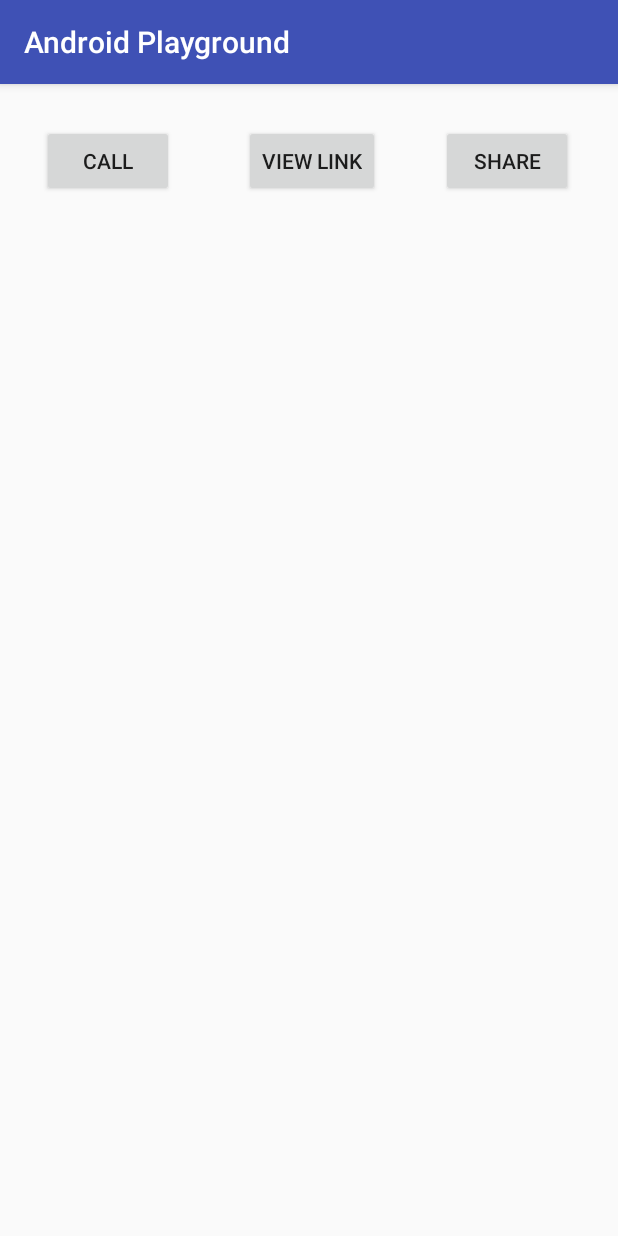
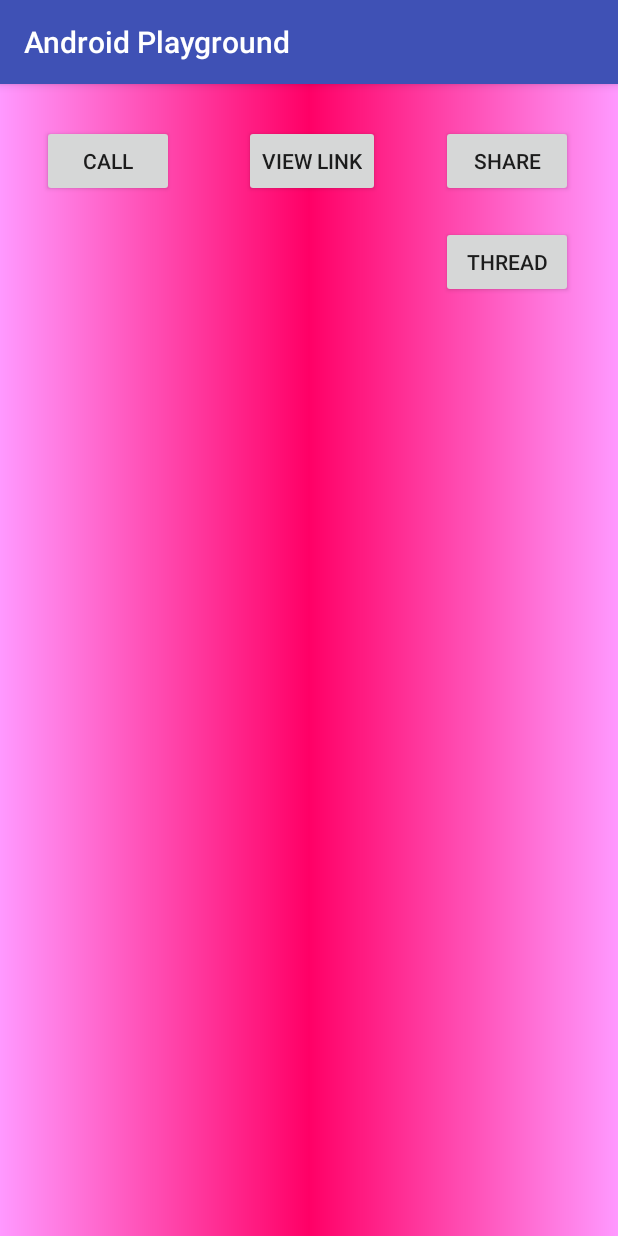
Before and after one commit to dilipkumar4813/Android-Playground, an Android app: the OthersActivity screen opened directly, with no data from a screen before it, on a phone screen of 412 x 824 dp. Run offline under Robolectric (Android 15) with nearby library versions, the phone set to English and light mode, and no system bars.

Commit message:
Threading in android

```diff
--- a/app/src/main/AndroidManifest.xml
+++ b/app/src/main/AndroidManifest.xml
@@ -3,6 +3,8 @@
     package="com.playground.dilip.androidplayground">
 
     <uses-permission android:name="android.permission.CALL_PHONE" />
+    <uses-permission android:name="android.permission.INTERNET" />
+    <uses-permission android:name="android.permission.WRITE_EXTERNAL_STORAGE" />
 
     <application
         android:allowBackup="true"
--- /dev/null
+++ b/app/src/main/res/drawable/gradient_background.xml
@@ -0,0 +1,9 @@
+<?xml version="1.0" encoding="utf-8"?>
+<shape xmlns:android="http://schemas.android.com/apk/res/android">
+
+    <gradient
+        android:angle="0"
+        android:centerColor="#FF0066"
+        android:endColor="#FF99FF"
+        android:startColor="#FF99FF" />
+</shape>
--- a/app/src/main/res/layout-land/activity_others.xml
+++ b/app/src/main/res/layout-land/activity_others.xml
@@ -5,16 +5,50 @@
     android:id="@+id/activity_others"
     android:layout_width="match_parent"
     android:layout_height="match_parent"
-    tools:context="com.playground.dilip.androidplayground.OthersActivity">
+    tools:context="com.playground.dilip.androidplayground.OthersActivity"
+    android:background="@drawable/gradient_background">
 
     <Button
         android:text="Call"
         android:layout_width="wrap_content"
         android:layout_height="wrap_content"
         android:id="@+id/button_call_number"
-        android:layout_marginStart="16dp"
+        android:layout_marginStart="160dp"
         android:layout_marginTop="16dp"
         app:layout_constraintLeft_toLeftOf="parent"
         app:layout_constraintTop_toTopOf="parent"
+        android:layout_marginLeft="160dp" />
+
+    <Button
+        android:text="View Link"
+        android:layout_width="wrap_content"
+        android:layout_height="wrap_content"
+        android:id="@+id/button_view_link"
+        android:layout_marginTop="16dp"
+        app:layout_constraintTop_toTopOf="parent"
+        app:layout_constraintRight_toLeftOf="@+id/button_call_number"
+        android:layout_marginEnd="40dp"
+        android:layout_marginRight="40dp" />
+
+    <Button
+        android:text="Share"
+        android:layout_width="wrap_content"
+        android:layout_height="wrap_content"
+        android:id="@+id/button_share"
+        android:layout_marginTop="16dp"
+        app:layout_constraintTop_toTopOf="parent"
+        android:layout_marginStart="16dp"
+        app:layout_constraintLeft_toRightOf="@+id/button_call_number"
+        android:layout_marginLeft="16dp" />
+
+    <Button
+        android:text="Thread"
+        android:layout_width="wrap_content"
+        android:layout_height="wrap_content"
+        android:id="@+id/button_thread"
+        android:layout_marginTop="16dp"
+        app:layout_constraintTop_toTopOf="parent"
+        android:layout_marginStart="16dp"
+        app:layout_constraintLeft_toRightOf="@+id/button_share"
         android:layout_marginLeft="16dp" />
 </android.support.constraint.ConstraintLayout>
--- a/app/src/main/res/layout/activity_others.xml
+++ b/app/src/main/res/layout/activity_others.xml
@@ -5,7 +5,8 @@
     android:id="@+id/activity_others"
     android:layout_width="match_parent"
     android:layout_height="match_parent"
-    tools:context="com.playground.dilip.androidplayground.OthersActivity">
+    tools:context="com.playground.dilip.androidplayground.OthersActivity"
+    android:background="@drawable/gradient_background">
 
     <Button
         android:text="Call"
@@ -79,4 +80,15 @@
         app:layout_constraintGuide_percent="0.12328767"
         tools:layout_editor_absoluteY="63dp"
         tools:layout_editor_absoluteX="0dp" />
+
+    <Button
+        android:text="Thread"
+        android:layout_width="wrap_content"
+        android:layout_height="wrap_content"
+        android:id="@+id/button_thread"
+        app:layout_constraintTop_toTopOf="@+id/guideline7"
+        app:layout_constraintLeft_toLeftOf="@+id/guideline5"
+        android:layout_marginEnd="16dp"
+        app:layout_constraintRight_toRightOf="parent"
+        android:layout_marginRight="16dp" />
 </android.support.constraint.ConstraintLayout>
--- a/build.gradle
+++ b/build.gradle
@@ -5,7 +5,7 @@ buildscript {
         jcenter()
     }
     dependencies {
-        classpath 'com.android.tools.build:gradle:2.2.2'
+        classpath 'com.android.tools.build:gradle:2.2.3'
 
         // NOTE: Do not place your application dependencies here; they belong
         // in the individual module build.gradle files
```
Also changed, not shown: app/src/main/java/com/playground/dilip/androidplayground/OthersActivity.java (+78 -0 lines), 1 other file.
